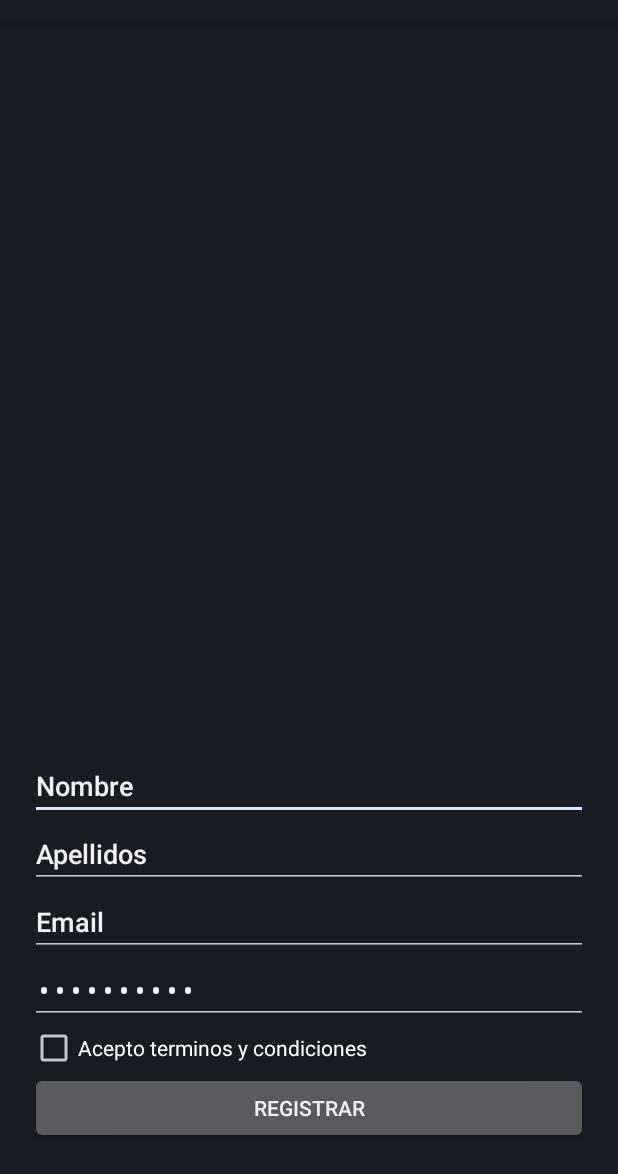
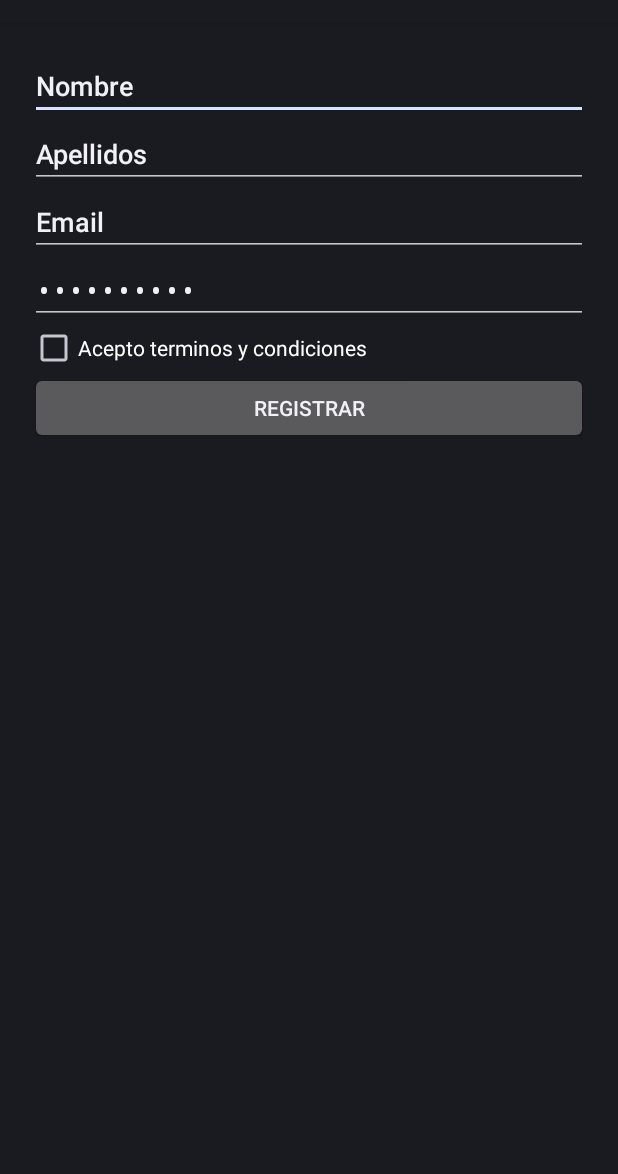
Before and after one commit to mayzam98/appEnsayo, an Android app: the layout activity_registro.xml on its own in the app's theme, with its tools: preview values and no code run, on a phone screen of 412 x 824 dp, the part 62-1236 px from its top. Run offline under Robolectric (Android 15) with nearby library versions, the phone set to English and light mode, and no system bars.

Commit message:
Creacion de actividad de registro, ya se lanza desde el boton de registro

```diff
--- a/app/src/main/java/com/example/appensayo/LoginActivity.java
+++ b/app/src/main/java/com/example/appensayo/LoginActivity.java
@@ -11,20 +11,24 @@ import android.widget.Toast;
 
 public class LoginActivity extends AppCompatActivity implements View.OnClickListener {
 
+    public Activity miActividad;
+
     private Button btn_login;
     private Button btn_registro;
-    public Activity miActividad;
+
 
     @Override
     protected void onCreate(Bundle savedInstanceState) {
+
+        super.onCreate(savedInstanceState);
+        setContentView(R.layout.activity_login);
         miActividad = this;
+
         btn_login = findViewById(R.id.btn_login);
         btn_registro = findViewById(R.id.btn_registro);
 
         btn_registro.setOnClickListener(this);
         btn_login.setOnClickListener(this);
-        super.onCreate(savedInstanceState);
-        setContentView(R.layout.activity_login);
     }
 
     @Override
--- a/app/src/main/res/layout/activity_registro.xml
+++ b/app/src/main/res/layout/activity_registro.xml
@@ -8,21 +8,6 @@
     android:orientation="vertical"
     android:layout_margin="20dp">
 
-    <LinearLayout
-        android:layout_width="match_parent"
-        android:layout_height="0dp"
-        android:layout_weight="50"
-        android:orientation="vertical">
-
-    </LinearLayout>
-
-    <LinearLayout
-        android:layout_width="match_parent"
-        android:layout_height="0dp"
-        android:layout_weight="50"
-        android:orientation="vertical">
-
-    </LinearLayout>
 
     <EditText
         android:layout_width="match_parent"
```
